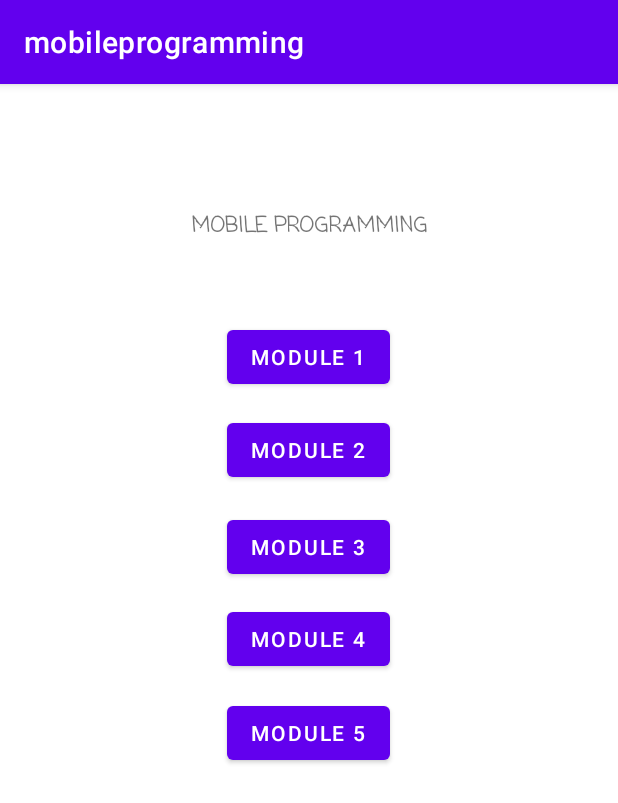
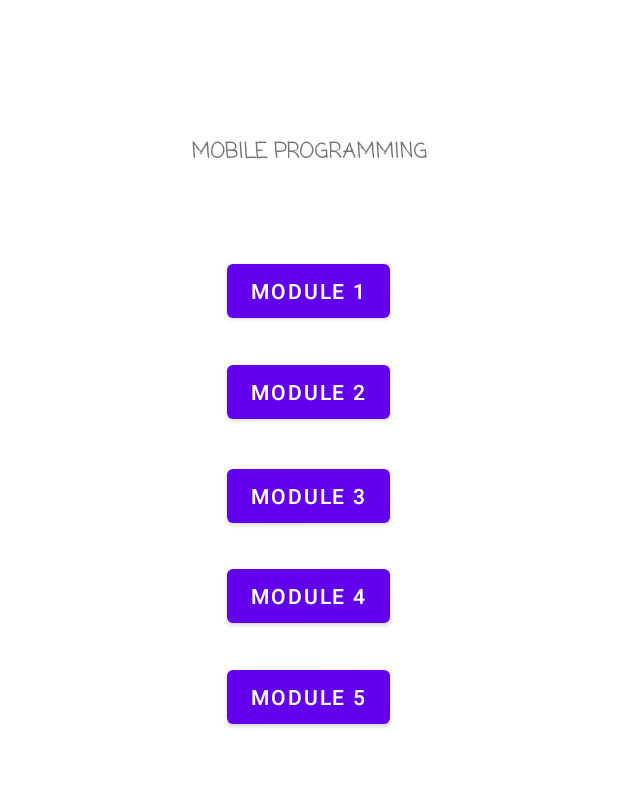
Before and after one commit to ikblmhndra/mobileprogramming, an Android app: the screen it shows after launch (MainActivity), on a phone screen of 412 x 824 dp. Shown: the top 803 px of the screen. Run offline under Robolectric (Android 15) with nearby library versions, the phone set to English and light mode, and no system bars.

Commit message:
Initial Commit

```diff
--- a/app/src/main/java/com/nameless/mobileprogramming/Module2.java
+++ b/app/src/main/java/com/nameless/mobileprogramming/Module2.java
@@ -54,7 +54,7 @@
             @Override
             public void onClick(View v) {
                 Intent intent =  new Intent(Module2.this, KonversiSuhu.class);
-                startActivity(Intent);
+                startActivity(intent);
             }
         });
 
--- a/app/src/main/res/values-night/themes.xml
+++ b/app/src/main/res/values-night/themes.xml
@@ -1,6 +1,6 @@
 <resources xmlns:tools="http://schemas.android.com/tools">
     <!-- Base application theme. -->
-    <style name="Theme.Mobileprogramming" parent="Theme.MaterialComponents.DayNight.DarkActionBar">
+    <style name="Theme.Mobileprogramming" parent="Theme.MaterialComponents.DayNight.NoActionBar">
         <!-- Primary brand color. -->
         <item name="colorPrimary">@color/purple_200</item>
         <item name="colorPrimaryVariant">@color/purple_700</item>
--- a/app/src/main/res/values/themes.xml
+++ b/app/src/main/res/values/themes.xml
@@ -1,6 +1,6 @@
 <resources xmlns:tools="http://schemas.android.com/tools">
     <!-- Base application theme. -->
-    <style name="Theme.Mobileprogramming" parent="Theme.MaterialComponents.DayNight.DarkActionBar">
+    <style name="Theme.Mobileprogramming" parent="Theme.MaterialComponents.DayNight.NoActionBar">
         <!-- Primary brand color. -->
         <item name="colorPrimary">@color/purple_500</item>
         <item name="colorPrimaryVariant">@color/purple_700</item>
```
